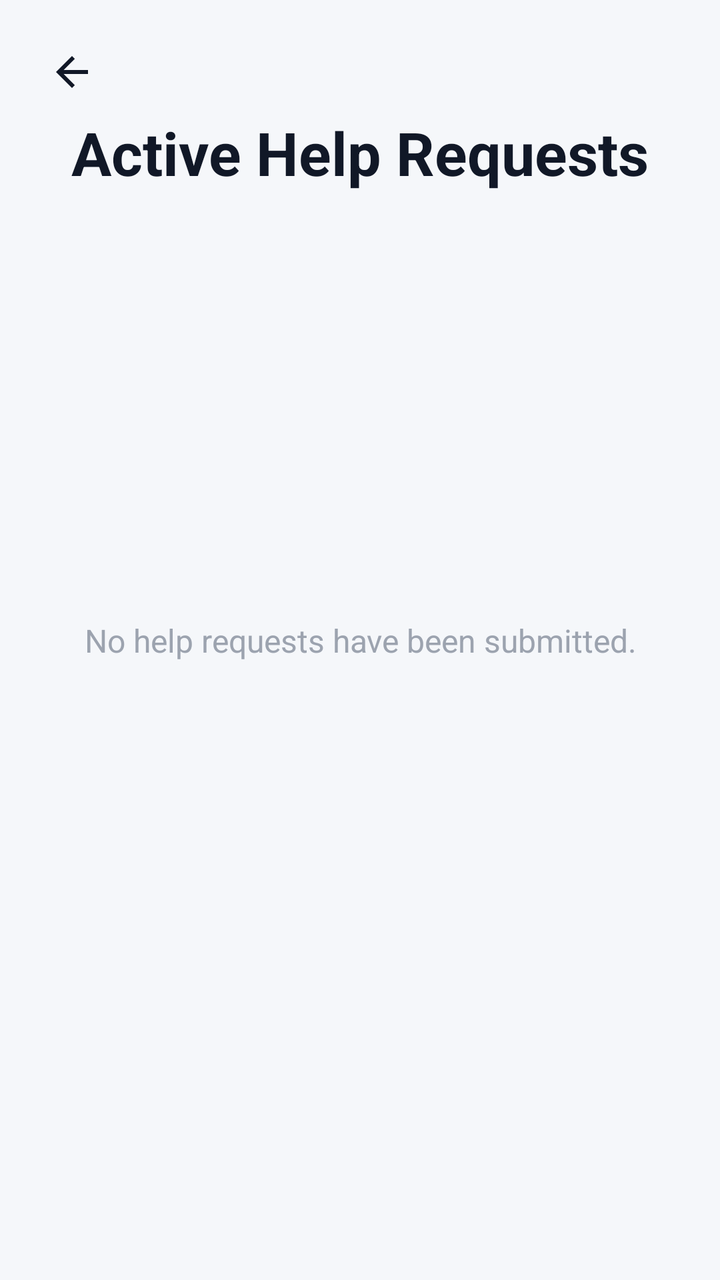
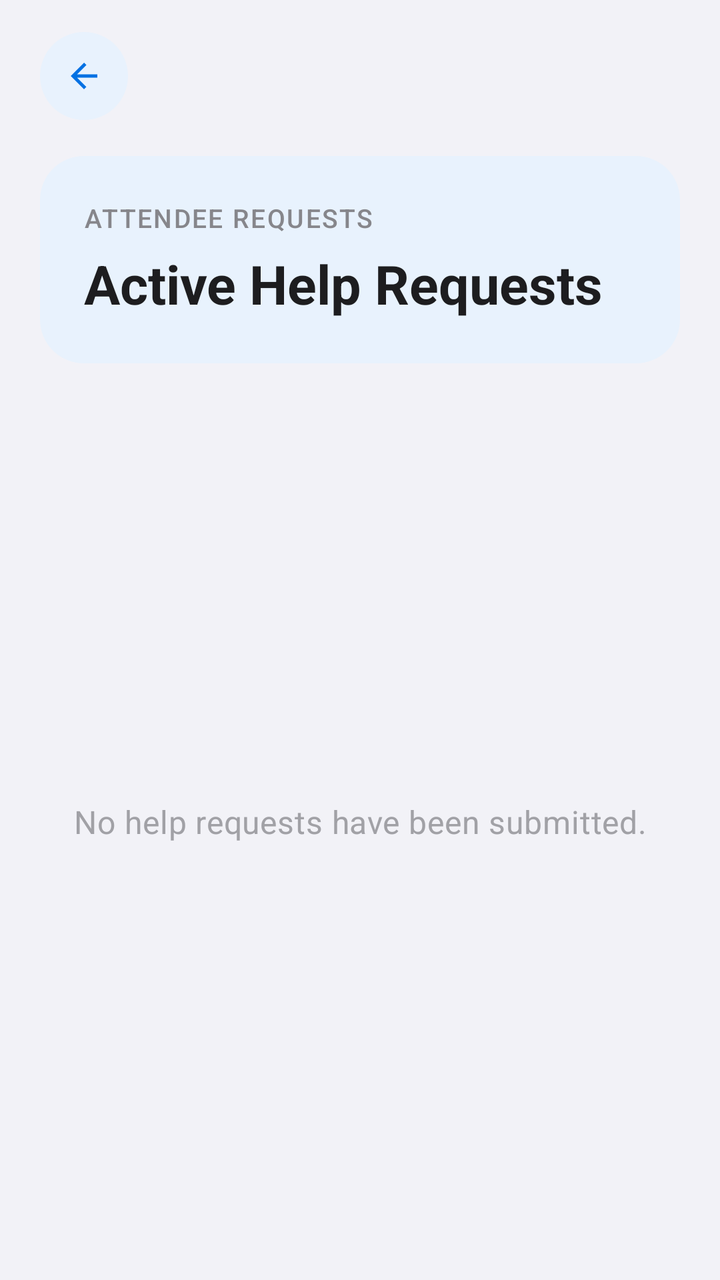

The first picture is an Android layout as it rendered before a commit; the second is the same layout after the commit. The layout source and the unified diff follow.
<!-- AndroidManifest.xml: application theme Theme.FirstLink -->
<!-- res/layout/staff_view_help.xml -->
<?xml version="1.0" encoding="utf-8"?>
<androidx.constraintlayout.widget.ConstraintLayout
    xmlns:android="http://schemas.android.com/apk/res/android"
    xmlns:app="http://schemas.android.com/apk/res-auto"
    android:id="@+id/staff_view_help"
    android:layout_width="match_parent"
    android:layout_height="match_parent"
    android:background="#F5F7FA">

    <ImageButton
        android:id="@+id/back_button"
        android:layout_width="48dp"
        android:layout_height="48dp"
        android:layout_marginStart="12dp"
        android:layout_marginTop="12dp"
        android:background="?attr/selectableItemBackgroundBorderless"
        android:contentDescription="Back"
        android:src="@drawable/ic_back"
        app:layout_constraintStart_toStartOf="parent"
        app:layout_constraintTop_toTopOf="parent" />

    <TextView
        android:id="@+id/staff_view_help_title"
        android:layout_width="wrap_content"
        android:layout_height="wrap_content"
        android:layout_marginTop="56dp"
        android:text="Active Help Requests"
        android:textColor="#111827"
        android:textSize="30sp"
        android:textStyle="bold"
        app:layout_constraintTop_toTopOf="parent"
        app:layout_constraintStart_toStartOf="parent"
        app:layout_constraintEnd_toEndOf="parent" />

    <TextView
        android:id="@+id/help_empty_state"
        android:layout_width="0dp"
        android:layout_height="wrap_content"
        android:layout_marginStart="32dp"
        android:layout_marginEnd="32dp"
        android:gravity="center"
        android:text="No help requests have been submitted."
        android:textColor="#9CA3AF"
        android:textSize="16sp"
        app:layout_constraintTop_toTopOf="parent"
        app:layout_constraintBottom_toBottomOf="parent"
        app:layout_constraintStart_toStartOf="parent"
        app:layout_constraintEnd_toEndOf="parent" />

    <androidx.recyclerview.widget.RecyclerView
        android:id="@+id/help_recycler_view"
        android:layout_width="0dp"
        android:layout_height="0dp"
        android:layout_marginTop="20dp"
        android:clipToPadding="false"
        android:paddingStart="24dp"
        android:paddingEnd="24dp"
        android:paddingBottom="24dp"
        app:layout_constraintTop_toBottomOf="@id/staff_view_help_title"
        app:layout_constraintBottom_toBottomOf="parent"
        app:layout_constraintStart_toStartOf="parent"
        app:layout_constraintEnd_toEndOf="parent" />

</androidx.constraintlayout.widget.ConstraintLayout>
<!-- resources referenced by this layout -->
<resources>
  <style name="Base.Theme.FirstLink" parent="Theme.Material3.DayNight.NoActionBar">
          
          
      </style>
  <!-- unchanged entries left out for length: 2 -->
</resources>

<!-- the commit's change to res/layout/staff_view_help.xml (unified diff, before → after) -->
@@ -5,60 +5,79 @@
     android:id="@+id/staff_view_help"
     android:layout_width="match_parent"
     android:layout_height="match_parent"
-    android:background="#F5F7FA">
+    android:background="@color/surface">
 
     <ImageButton
         android:id="@+id/back_button"
-        android:layout_width="48dp"
-        android:layout_height="48dp"
-        android:layout_marginStart="12dp"
-        android:layout_marginTop="12dp"
-        android:background="?attr/selectableItemBackgroundBorderless"
+        style="@style/Widget.FirstLink.BackButton"
+        android:layout_width="44dp"
+        android:layout_height="44dp"
+        android:layout_marginStart="20dp"
+        android:layout_marginTop="16dp"
         android:contentDescription="Back"
         android:src="@drawable/ic_back"
         app:layout_constraintStart_toStartOf="parent"
         app:layout_constraintTop_toTopOf="parent" />
 
-    <TextView
-        android:id="@+id/staff_view_help_title"
-        android:layout_width="wrap_content"
+    <LinearLayout
+        android:id="@+id/help_header_card"
+        style="@style/Widget.FirstLink.HeaderCard"
+        android:layout_width="0dp"
         android:layout_height="wrap_content"
-        android:layout_marginTop="56dp"
-        android:text="Active Help Requests"
-        android:textColor="#111827"
-        android:textSize="30sp"
-        android:textStyle="bold"
-        app:layout_constraintTop_toTopOf="parent"
+        android:layout_marginStart="20dp"
+        android:layout_marginTop="18dp"
+        android:layout_marginEnd="20dp"
+        android:orientation="vertical"
+        android:padding="22dp"
+        app:layout_constraintEnd_toEndOf="parent"
         app:layout_constraintStart_toStartOf="parent"
-        app:layout_constraintEnd_toEndOf="parent" />
+        app:layout_constraintTop_toBottomOf="@id/back_button">
+
+        <TextView
+            style="@style/TextAppearance.FirstLink.Eyebrow"
+            android:layout_width="wrap_content"
+            android:layout_height="wrap_content"
+            android:text="Attendee requests"
+            android:textColor="@color/on_gradient_muted" />
+
+        <TextView
+            android:id="@+id/staff_view_help_title"
+            style="@style/TextAppearance.FirstLink.Hero"
+            android:layout_width="wrap_content"
+            android:layout_height="wrap_content"
+            android:layout_marginTop="6dp"
+            android:text="Active Help Requests"
+            android:textSize="27sp" />
+    </LinearLayout>
 
     <TextView
         android:id="@+id/help_empty_state"
+        style="@style/TextAppearance.FirstLink.PageSubtitle"
         android:layout_width="0dp"
         android:layout_height="wrap_content"
         android:layout_marginStart="32dp"
         android:layout_marginEnd="32dp"
         android:gravity="center"
         android:text="No help requests have been submitted."
-        android:textColor="#9CA3AF"
+        android:textColor="@color/text_hint"
         android:textSize="16sp"
-        app:layout_constraintTop_toTopOf="parent"
         app:layout_constraintBottom_toBottomOf="parent"
+        app:layout_constraintEnd_toEndOf="parent"
         app:layout_constraintStart_toStartOf="parent"
-        app:layout_constraintEnd_toEndOf="parent" />
+        app:layout_constraintTop_toBottomOf="@id/help_header_card" />
 
     <androidx.recyclerview.widget.RecyclerView
         android:id="@+id/help_recycler_view"
         android:layout_width="0dp"
         android:layout_height="0dp"
-        android:layout_marginTop="20dp"
+        android:layout_marginTop="6dp"
         android:clipToPadding="false"
-        android:paddingStart="24dp"
-        android:paddingEnd="24dp"
+        android:paddingStart="20dp"
+        android:paddingEnd="20dp"
         android:paddingBottom="24dp"
-        app:layout_constraintTop_toBottomOf="@id/staff_view_help_title"
         app:layout_constraintBottom_toBottomOf="parent"
+        app:layout_constraintEnd_toEndOf="parent"
         app:layout_constraintStart_toStartOf="parent"
-        app:layout_constraintEnd_toEndOf="parent" />
+        app:layout_constraintTop_toBottomOf="@id/help_header_card" />
 
 </androidx.constraintlayout.widget.ConstraintLayout>
<!-- resource entries referenced after the edit -->
@@ -1,9 +1,162 @@
 <!-- resources referenced by this layout -->
 <resources>
+  <color name="on_gradient_muted">#86868B</color>
+  <color name="surface">#F2F2F7</color>
+  <color name="text_hint">#A1A1A6</color>
+  <style name="TextAppearance.FirstLink.Eyebrow" parent="TextAppearance.Material3.LabelSmall">
+          <item name="android:textSize">13sp</item>
+          <item name="android:fontFamily">sans-serif-medium</item>
+          <item name="android:letterSpacing">0.06</item>
+          <item name="android:textAllCaps">true</item>
+      </style>
+  <style name="TextAppearance.FirstLink.Hero" parent="TextAppearance.Material3.HeadlineMedium">
+          <item name="android:textSize">34sp</item>
+          <item name="android:textStyle">bold</item>
+          <item name="android:textColor">@color/on_gradient</item>
+          <item name="android:lineSpacingMultiplier">1.1</item>
+      </style>
+  <style name="TextAppearance.FirstLink.PageSubtitle" parent="TextAppearance.Material3.BodyMedium">
+          <item name="android:textSize">17sp</item>
+          <item name="android:textColor">@color/text_secondary</item>
+          <item name="android:lineSpacingMultiplier">1.45</item>
+      </style>
+  <style name="Widget.FirstLink.BackButton" parent="">
+          <item name="android:background">@drawable/bg_circle_brand_soft</item>
+          <item name="android:foreground">?attr/selectableItemBackgroundBorderless</item>
+          <item name="android:padding">12dp</item>
+          <item name="android:scaleType">fitCenter</item>
+          <item name="android:tint">@color/brand_primary</item>
+      </style>
+  <style name="Widget.FirstLink.HeaderCard" parent="Widget.FirstLink.HeroCard">
+          <item name="android:background">@drawable/bg_header_hero</item>
+      </style>
+  <color name="on_gradient">#1D1D1F</color>
+  <color name="text_secondary">#86868B</color>
+  <!-- drawable bg_circle_brand_soft (drawable) -->
+  <?xml version="1.0" encoding="utf-8"?>
+  <shape xmlns:android="http://schemas.android.com/apk/res/android"
+      android:shape="oval">
+      <solid android:color="@color/brand_primary_container" />
+  </shape>
+  <color name="brand_primary">#0071E3</color>
+  <style name="Widget.FirstLink.HeroCard" parent="">
+          <item name="android:background">@null</item>
+          <item name="android:elevation">0dp</item>
+      </style>
+  <!-- drawable bg_header_hero (drawable) -->
+  <?xml version="1.0" encoding="utf-8"?>
+  <shape xmlns:android="http://schemas.android.com/apk/res/android"
+      android:shape="rectangle">
+      <corners android:radius="22dp" />
+      <solid android:color="@color/brand_primary_container" />
+  </shape>
   <style name="Base.Theme.FirstLink" parent="Theme.Material3.DayNight.NoActionBar">
+          <item name="colorPrimary">@color/brand_primary</item>
+          <item name="colorOnPrimary">@color/white</item>
+          <item name="colorPrimaryContainer">@color/brand_primary_container</item>
+          <item name="colorOnPrimaryContainer">@color/brand_on_primary_container</item>
+  
+          <item name="colorSecondary">@color/brand_primary</item>
+          <item name="colorOnSecondary">@color/white</item>
+  
+          <item name="colorError">@color/danger</item>
+          <item name="colorOnError">@color/white</item>
+  
+          <item name="android:colorBackground">@color/surface</item>
+          <item name="colorOnBackground">@color/text_primary</item>
+          <item name="colorSurface">@color/surface</item>
+          <item name="colorOnSurface">@color/text_primary</item>
+          <item name="colorOutline">@color/border_light</item>
           
+          <item name="elevationOverlayEnabled">false</item>
+  
+          <item name="android:statusBarColor">@color/surface</item>
+          <item name="android:navigationBarColor">@color/surface</item>
+          <item name="android:windowLightStatusBar">true</item>
+  
+          <item name="shapeAppearanceSmallComponent">@style/ShapeAppearance.FirstLink.Small</item>
+          <item name="shapeAppearanceMediumComponent">@style/ShapeAppearance.FirstLink.Medium</item>
+          <item name="shapeAppearanceLargeComponent">@style/ShapeAppearance.FirstLink.Large</item>
+  
           
+          <item name="materialButtonStyle">@style/Widget.FirstLink.Button.Primary</item>
+  
+          
+          <item name="android:windowAnimationStyle">@style/WindowAnimation.FirstLink</item>
+  
+          <item name="materialAlertDialogTheme">@style/ThemeOverlay.FirstLink.Dialog</item>
       </style>
+  <color name="brand_primary_container">#E8F2FD</color>
+  <color name="white">#FFFFFFFF</color>
+  <color name="brand_on_primary_container">#0058B8</color>
+  <color name="danger">#D70015</color>
+  <color name="text_primary">#1D1D1F</color>
+  <color name="border_light">#E3E3E8</color>
+  <style name="ShapeAppearance.FirstLink.Small" parent="ShapeAppearance.Material3.SmallComponent">
+          <item name="cornerSize">16dp</item>
+      </style>
+  <style name="ShapeAppearance.FirstLink.Medium" parent="ShapeAppearance.Material3.MediumComponent">
+          <item name="cornerSize">20dp</item>
+      </style>
+  <style name="ShapeAppearance.FirstLink.Large" parent="ShapeAppearance.Material3.LargeComponent">
+          <item name="cornerSize">28dp</item>
+      </style>
+  <style name="Widget.FirstLink.Button.Primary" parent="Widget.FirstLink.Button">
+          <item name="backgroundTint">@color/brand_primary</item>
+          <item name="android:textColor">@color/white</item>
+          <item name="android:elevation">4dp</item>
+          <item name="elevation">4dp</item>
+          <item name="android:outlineSpotShadowColor" tools:targetApi="p">@color/brand_glow</item>
+          <item name="android:outlineAmbientShadowColor" tools:targetApi="p">@color/brand_glow</item>
+      </style>
+  <style name="WindowAnimation.FirstLink" parent="@android:style/Animation.Activity">
+          <item name="android:activityOpenEnterAnimation">@anim/activity_open_enter</item>
+          <item name="android:activityOpenExitAnimation">@anim/activity_open_exit</item>
+          <item name="android:activityCloseEnterAnimation">@anim/activity_close_enter</item>
+          <item name="android:activityCloseExitAnimation">@anim/activity_close_exit</item>
+      </style>
+  <style name="ThemeOverlay.FirstLink.Dialog" parent="ThemeOverlay.Material3.MaterialAlertDialog">
+          <item name="colorSurface">@color/dialog_glass_surface</item>
+          <item name="colorSurfaceContainerHigh">@color/dialog_glass_surface</item>
+          <item name="android:backgroundDimAmount">0.32</item>
+          <item name="colorOnSurface">@color/text_primary</item>
+          <item name="colorOnSurfaceVariant">@color/text_body</item>
+          <item name="shapeAppearanceCornerLarge">@style/ShapeAppearance.FirstLink.Large</item>
+          <item name="buttonBarPositiveButtonStyle">@style/Widget.FirstLink.Button.Dialog.Positive</item>
+          <item name="buttonBarNegativeButtonStyle">@style/Widget.FirstLink.Button.Dialog.Negative</item>
+          <item name="buttonBarNeutralButtonStyle">@style/Widget.FirstLink.Button.Dialog.Negative</item>
+      </style>
+  <style name="Widget.FirstLink.Button" parent="Widget.Material3.Button">
+          <item name="android:stateListAnimator">@animator/button_press_feedback</item>
+          <item name="android:textAllCaps">false</item>
+          <item name="android:letterSpacing">0</item>
+          <item name="shapeAppearanceOverlay">@style/ShapeAppearance.FirstLink.Pill</item>
+          <item name="strokeWidth">0dp</item>
+      </style>
+  <color name="brand_glow">#1D1D1F</color>
+  <color name="dialog_glass_surface">#F2FFFFFF</color>
+  <color name="text_body">#424245</color>
+  <style name="Widget.FirstLink.Button.Dialog.Positive">
+          <item name="backgroundTint">@color/brand_primary</item>
+          <item name="android:textColor">@color/white</item>
+          <item name="android:elevation">4dp</item>
+          <item name="elevation">4dp</item>
+          <item name="android:outlineSpotShadowColor" tools:targetApi="p">@color/brand_glow</item>
+          <item name="android:outlineAmbientShadowColor" tools:targetApi="p">@color/brand_glow</item>
+      </style>
+  <style name="Widget.FirstLink.Button.Dialog.Negative">
+          <item name="backgroundTint">@color/glass_fill</item>
+          <item name="android:textColor">@color/text_body</item>
+          <item name="android:elevation">0dp</item>
+          <item name="elevation">0dp</item>
+          <item name="rippleColor">@color/glass_ripple</item>
+      </style>
+  <style name="ShapeAppearance.FirstLink.Pill" parent="">
+          <item name="cornerFamily">rounded</item>
+          <item name="cornerSize">50%</item>
+      </style>
+  <color name="glass_fill">#E9E9EE</color>
+  <color name="glass_ripple">#DEDEE3</color>
   <!-- unchanged entries left out for length: 2 -->
 </resources>
 
